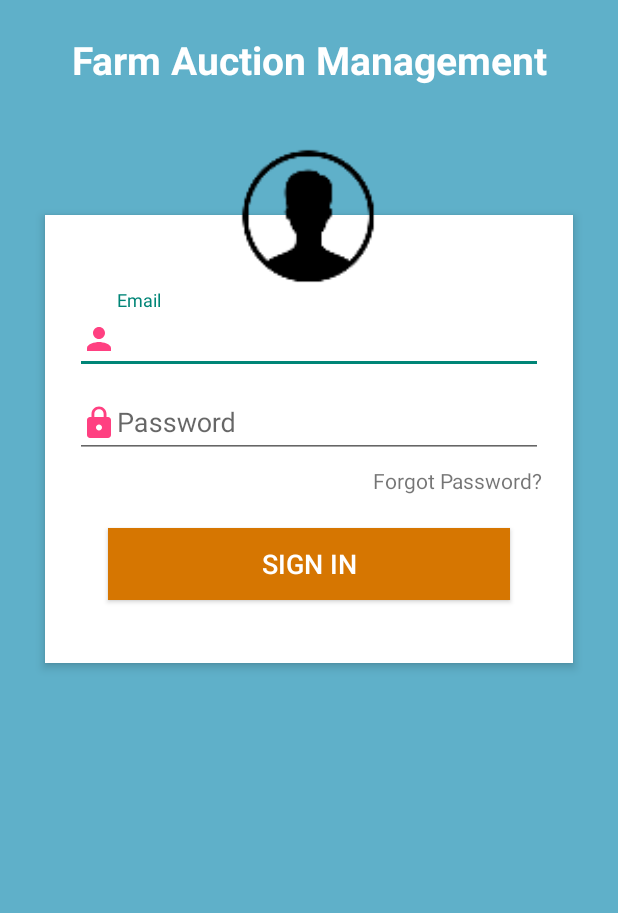
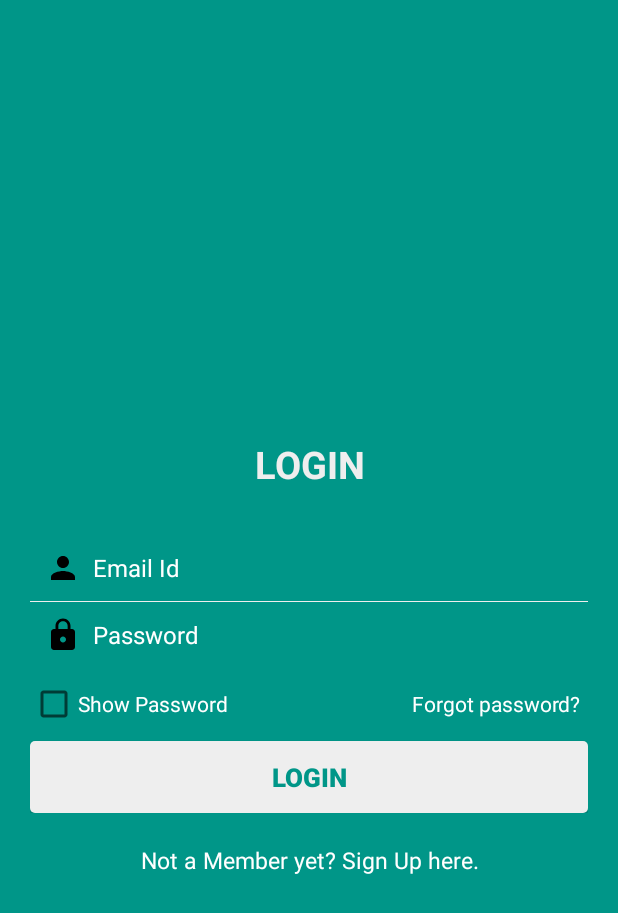
Before and after one commit to YoustenMalesa/farm_acution_management, an Android app: the screen it shows after launch (LoginActivity), on a phone screen of 412 x 824 dp. Shown: the top 913 px of the screen. Run offline under Robolectric (Android 15) with nearby library versions, the phone set to English and light mode, and no system bars.

Commit message:
Changed login page

```diff
--- /dev/null
+++ b/app/src/main/res/drawable/loginbutton_selector.xml
@@ -0,0 +1,15 @@
+<?xml version="1.0" encoding="utf-8"?>
+<selector xmlns:android="http://schemas.android.com/apk/res/android">
+    <item android:state_pressed="true"><shape android:shape="rectangle">
+        <corners android:radius="3dp" />
+
+        <solid android:color="@color/button_selectorcolor" />
+    </shape></item>
+
+    <item><shape android:shape="rectangle">
+        <corners android:radius="3dp" />
+
+        <solid android:color="@color/white_greyish" />
+    </shape></item>
+
+</selector>
--- /dev/null
+++ b/app/src/main/res/drawable/text_selector.xml
@@ -0,0 +1,7 @@
+<?xml version="1.0" encoding="utf-8"?>
+<selector xmlns:android="http://schemas.android.com/apk/res/android">
+
+    <item android:state_pressed="true" android:color="@color/black"/>
+    <item android:color="@color/white"></item>
+
+</selector>
--- a/app/src/main/res/layout/activity_login.xml
+++ b/app/src/main/res/layout/activity_login.xml
@@ -1,101 +1,116 @@
-<?xml version="1.0" encoding="utf-8"?>
 <RelativeLayout xmlns:android="http://schemas.android.com/apk/res/android"
-xmlns:tools="http://schemas.android.com/tools"
-android:layout_width="match_parent"
-android:layout_height="match_parent"
-android:background="#5fb0c9"
-android:orientation="vertical"
-android:scrollbarAlwaysDrawVerticalTrack="true"
-tools:context="za.co.blue.demoapp.LoginActivity">
+    android:layout_width="fill_parent"
+    android:layout_height="fill_parent"
+    android:padding="20dp"
+    android:background="@color/background_color">
+
+    <LinearLayout
+        android:id="@+id/login_layout"
+        android:layout_width="fill_parent"
+        android:layout_height="wrap_content"
+        android:layout_centerInParent="true"
+        android:orientation="vertical" >
 
         <TextView
-    android:id="@+id/login_title"
             android:layout_width="fill_parent"
             android:layout_height="wrap_content"
-    android:layout_marginBottom="16dp"
-    android:layout_marginTop="22dp"
-    android:gravity="center_horizontal"
-    android:text="@string/app_name"
-    android:textColor="#fff"
-    android:textSize="26sp"
+            android:gravity="center"
+            android:padding="10dp"
+            android:text="@string/login"
+            android:textColor="@color/white_greyish"
+            android:textSize="25sp"
             android:textStyle="bold" />
 
-<RelativeLayout
+        <EditText
+            android:id="@+id/login_emailid"
+            android:singleLine="true"
             android:layout_width="fill_parent"
             android:layout_height="wrap_content"
-    android:layout_below="@+id/login_title"
-    android:layout_marginLeft="30dp"
-    android:layout_marginRight="30dp"
-    android:layout_marginTop="70dp"
-    android:background="#fff"
-    android:elevation="4dp"
-    android:orientation="vertical"
-    android:padding="20dp">
+            android:layout_marginTop="20dp"
+            android:background="@android:color/transparent"
+            android:drawableLeft="@drawable/ic_person_black_24dp"
+            android:drawablePadding="8dp"
+            android:gravity="center_vertical"
+            android:hint="@string/email"
+            android:inputType="textEmailAddress"
+            android:padding="10dp"
+            android:textColor="@color/white"
+            android:textColorHint="@color/white"
+            android:textSize="16sp" />
+
+        <View
+            android:layout_width="fill_parent"
+            android:layout_height="1px"
+            android:background="@color/white_greyish" />
+
+        <EditText
+            android:id="@+id/login_password"
+            android:singleLine="true"
+            android:layout_width="fill_parent"
+            android:layout_height="wrap_content"
+            android:background="@android:color/transparent"
+            android:drawableLeft="@drawable/ic_lock_black_24dp"
+            android:drawablePadding="8dp"
+            android:gravity="center_vertical"
+            android:hint="@string/passowrd"
+            android:inputType="textPassword"
+            android:padding="10dp"
+            android:textColor="@color/white"
+            android:textColorHint="@color/white"
+            android:textSize="16sp" />
 
         <LinearLayout
             android:layout_width="fill_parent"
             android:layout_height="wrap_content"
-        android:orientation="vertical"
-        android:paddingTop="30dp"
-        android:weightSum="1"
-        android:layout_alignParentTop="true"
-        android:layout_alignParentStart="true">
+            android:orientation="horizontal"
+            android:paddingBottom="5dp"
+            android:paddingTop="8dp" >
 
-        <android.support.design.widget.TextInputLayout
-            android:layout_width="match_parent"
-            android:layout_height="wrap_content">
+            <CheckBox
+                android:id="@+id/show_hide_password"
+                android:layout_width="wrap_content"
+                android:layout_height="wrap_content"
+                android:layout_weight="1"
+                android:text="@string/show_pwd"
+                android:textColor="@color/white"
+                android:textSize="14sp" />
 
-            <EditText
+            <TextView
+                android:id="@+id/forgot_password"
+                android:layout_width="wrap_content"
+                android:layout_height="wrap_content"
+                android:layout_weight="1"
+                android:gravity="end"
+                android:padding="5dp"
+                android:text="@string/forgot"
+                android:textColor="@color/white"
+                android:textSize="14sp" />
+        </LinearLayout>
+
+        <Button
+            android:id="@+id/loginBtn"
             android:layout_width="fill_parent"
             android:layout_height="wrap_content"
-                android:drawableLeft="@drawable/ic_person_black_24dp"
-                android:drawableTint="#FF4081"
-                android:singleLine="true"
-                android:hint="@string/login_username_hint"
-                android:inputType="textEmailAddress" />
-        </android.support.design.widget.TextInputLayout>
-
-        <android.support.design.widget.TextInputLayout
-            android:layout_width="match_parent"
-            android:layout_height="wrap_content">
-
-            <EditText
-                android:layout_width="fill_parent"
-                android:layout_height="wrap_content"
-                android:layout_marginTop="16dp"
-                android:singleLine="true"
-                android:drawableLeft="@drawable/ic_lock_black_24dp"
-                android:drawableTint="#FF4081"
-                android:hint="@string/login_password_hint"
-                android:inputType="textPassword" />
-        </android.support.design.widget.TextInputLayout>
+            android:layout_marginTop="3dp"
+            android:background="@drawable/loginbutton_selector"
+            android:padding="3dp"
+            android:text="@string/login"
+            android:textColor="#009688"
+            android:textSize="17sp"
+            android:textStyle="bold" />
+    </LinearLayout>
 
     <TextView
+        android:id="@+id/createAccount"
         android:layout_width="wrap_content"
         android:layout_height="wrap_content"
-            android:layout_gravity="right"
-            android:paddingTop="5dp"
-            android:text="Forgot Password?" />
+        android:layout_below="@+id/login_layout"
+        android:layout_centerHorizontal="true"
+        android:layout_marginTop="15dp"
+        android:gravity="center"
+        android:padding="5dp"
+        android:text="@string/newUser"
+        android:textColor="@color/white"
+        android:textSize="15sp" />
 
-
-        <Button
-            android:layout_width="fill_parent"
-            android:layout_height="wrap_content"
-            android:layout_margin="22dp"
-            android:background="#d67601"
-            android:text="Sign in"
-            android:textColor="#fff"
-            android:textSize="18sp" />
-    </LinearLayout>
 </RelativeLayout>
-
-<ImageView
-    android:id="@+id/user_profile_photo"
-    android:layout_width="100dp"
-    android:layout_height="100dp"
-    android:elevation="4dp"
-    android:src="@mipmap/ic_profile_img"
-    android:layout_marginTop="21dp"
-    android:layout_below="@+id/login_title"
-    android:layout_centerHorizontal="true" />
-</RelativeLayout>
--- a/app/src/main/res/values/colors.xml
+++ b/app/src/main/res/values/colors.xml
@@ -3,4 +3,9 @@
     <color name="colorPrimary">#3F51B5</color>
     <color name="colorPrimaryDark">#303F9F</color>
     <color name="colorAccent">#FF4081</color>
+    <color name="background_color">#009688</color>
+    <color name="white">#FFFFFF</color>
+    <color name="black">#000000</color>
+    <color name="white_greyish">#EEEEEE</color>
+    <color name="button_selectorcolor">#9E9E9E</color>
 </resources>
--- a/app/src/main/res/values/strings.xml
+++ b/app/src/main/res/values/strings.xml
@@ -2,4 +2,24 @@
     <string name="app_name">Farm Auction Management</string>
     <string name="login_username_hint">Email</string>
     <string name="login_password_hint">Password</string>
+    <string name="hello_world">Hello world!</string>
+    <string name="action_settings">Settings</string>
+    <string name="email">Email Id</string>
+    <string name="passowrd">Password</string>
+    <string name="login">LOGIN</string>
+    <string name="show_pwd">Show Password</string>
+    <string name="hide_pwd">Hide Password</string>
+    <string name="forgot">Forgot password?</string>
+    <string name="closebutton">Close Button for Activity</string>
+    <string name="newUser">Not a Member yet? Sign Up here.</string>
+    <string name="fullName">Full Name</string>
+    <string name="mobileNumber">Mobile Number</string>
+    <string name="location">Location</string>
+    <string name="confirmPassword">Confirm Password</string>
+    <string name="terms_conditions">By clicking SignUp you agree all the Terms and Conditions.</string>
+    <string name="signUp">SIGN UP</string>
+    <string name="already_user">Already have Account? Login here.</string>
+    <string name="registered_emailid">Please enter your Registered Email Id below:</string>
+    <string name="submit">SUBMIT</string>
+    <string name="back">BACK</string>
 </resources>
```
Lines whose indentation alone changed are shown as unchanged.
